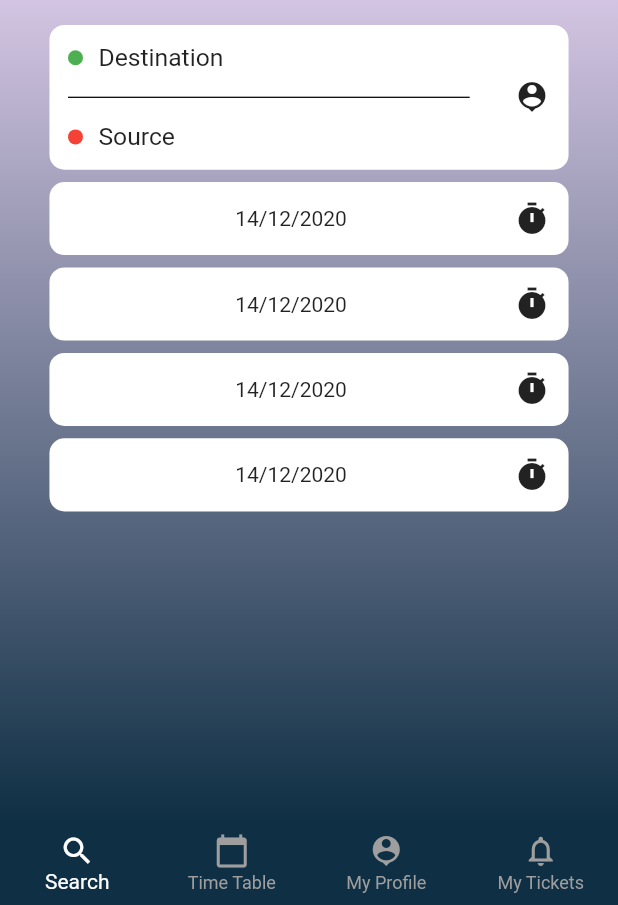
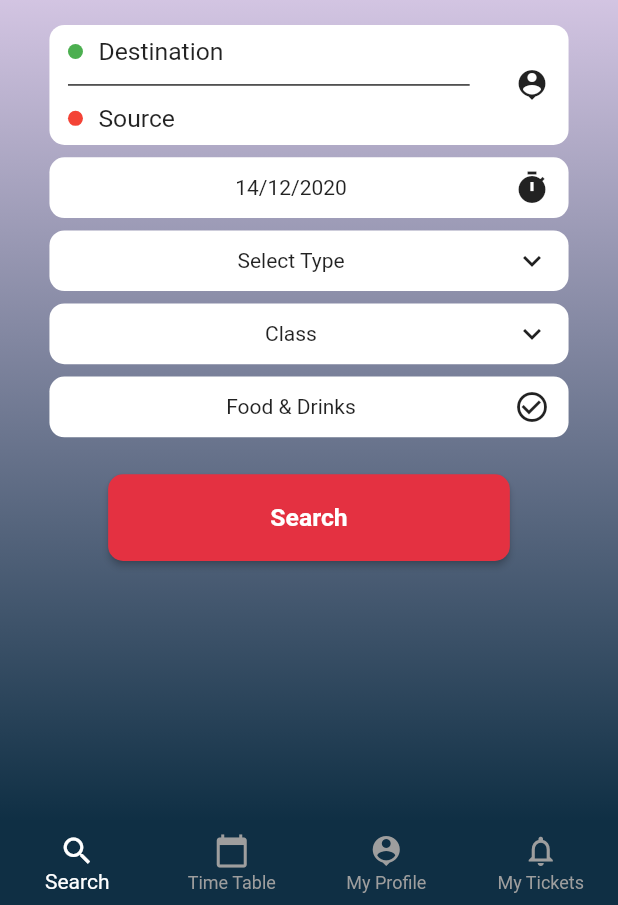
Before and after one commit to ZeraW/flutter_booking_app, a Flutter app: the HomeScreen screen opened directly, on a phone screen of 412 x 824 dp, the part 331-1236 px from its top. Run offline on Flutter 3.47's test engine with Material 2 defaults, Android fonts, the phone set to English and light mode, and no system bars; our stand-ins replace cached_network_image, shared_preferences; accounts and stored records are empty; network calls fail.

Commit message:
first commit

```diff
--- a/lib/ui_screens/choose_login_type.dart
+++ b/lib/ui_screens/choose_login_type.dart
@@ -45,10 +45,13 @@ class ChooseLoginType extends StatelessWidget {
                         ))),
                 Spacer(),
                 Container(
+                  //rounded corner + color
                   decoration: BoxDecoration(
                       color: MyColors().btnColor.withOpacity(0.2),
                       borderRadius: BorderRadius.circular(Dimensions.getWidth(7))),
+                  //margin
                   margin: EdgeInsets.symmetric(horizontal: Dimensions.getWidth(4)),
+                  //height
                   height: Dimensions.getHeight(40),
                   child: Column(
                     mainAxisAlignment: MainAxisAlignment.spaceEvenly,
@@ -65,6 +68,7 @@ class ChooseLoginType extends StatelessWidget {
                         indent: 40,
                         endIndent: 40,
                       ),
+                      // on touch
                       GestureDetector(
                         onTap: () {
                           Navigator.push(context,
--- a/lib/ui_screens/home_widgets/search_screen.dart
+++ b/lib/ui_screens/home_widgets/search_screen.dart
@@ -30,7 +30,8 @@ class _SearchScreenState extends State<SearchScreen> {
         SizedBox(
           height: Dimensions.getWidth(4),
         ),
-        roundedContainer(child: Row(
+        roundedContainer(
+            child: Row(
           mainAxisAlignment: MainAxisAlignment.spaceBetween,
           children: [
             Column(
@@ -42,7 +43,7 @@ class _SearchScreenState extends State<SearchScreen> {
                   width: Dimensions.getWidth(65),
                   color: Colors.black,
                   margin:
-                      EdgeInsets.symmetric(vertical: Dimensions.getHeight(2)),
+                      EdgeInsets.symmetric(vertical: Dimensions.getHeight(1.5)),
                 ),
                 textWithDot(text: redDotText, dotColor: Colors.red),
               ],
@@ -66,42 +67,56 @@ class _SearchScreenState extends State<SearchScreen> {
                 child: Icon(Icons.person_pin)),
           ],
         )),
-        roundedContainer(child: Row(children: [
-          Spacer(),
-          Text('14/12/2020'),
-          Spacer(),
-          Icon(Icons.timer)
-        ],)),
-        roundedContainer(child: Row(children: [
-          Spacer(),
-          Text('14/12/2020'),
-          Spacer(),
-          Icon(Icons.timer)
-        ],)),
-        roundedContainer(child: Row(children: [
-          Spacer(),
-          Text('14/12/2020'),
-          Spacer(),
-          Icon(Icons.timer)
-        ],)),
-        roundedContainer(child: Row(children: [
-          Spacer(),
-          Text('14/12/2020'),
-          Spacer(),
-          Icon(Icons.timer)
-        ],)),
-
+        roundedContainer(
+            child: Row(
+          children: [Spacer(), Text('14/12/2020'), Spacer(), Icon(Icons.timer)],
+        )),
+        roundedContainer(
+            child: Row(
+          children: [Spacer(), Text('Select Type'), Spacer(), Icon(Icons.keyboard_arrow_down)],
+        )),
+        roundedContainer(
+            child: Row(
+          children: [Spacer(), Text('Class'), Spacer(), Icon(Icons.keyboard_arrow_down)],
+        )),
+        roundedContainer(
+            child: Row(
+          children: [Spacer(), Text('Food & Drinks'), Spacer(), Icon(Icons.check_circle_outline)],
+        )),
+        Container(
+          margin: EdgeInsets.only(top: Dimensions.getHeight(2)),
+          height: Dimensions.getHeight(7.0),
+          width: Dimensions.getWidth(65),
+          child: RaisedButton(
+            onPressed: () {
+              _search(context);
+            },
+            color: Color(0xffE43141),
+            shape: RoundedRectangleBorder(
+                borderRadius: BorderRadius.circular(10.0)),
+            child: Text(
+              "Search",
+              style: TextStyle(
+                  color: Colors.white,
+                  fontSize: Dimensions.getWidth(4.0),
+                  fontWeight: FontWeight.w600),
+            ),
+          ),
+        ),
       ],
     );
   }
 
+  _search(BuildContext context) async {}
+
   Widget roundedContainer({Widget child}) {
     return Container(
-      margin: EdgeInsets.only(bottom:Dimensions.getWidth(2) ),
+      margin: EdgeInsets.only(bottom: Dimensions.getWidth(2)),
       decoration: BoxDecoration(
           color: Colors.white, borderRadius: BorderRadius.circular(10)),
       width: Dimensions.getWidth(84),
-      padding: EdgeInsets.all(Dimensions.getWidth(3)),
+      padding: EdgeInsets.symmetric(
+          vertical: Dimensions.getWidth(2), horizontal: Dimensions.getWidth(3)),
       child: child,
     );
   }
```
Also changed, not shown: lib/ui_screens/login.dart (+9 -9 lines), lib/ui_screens/splash.dart (+12 -4 lines), lib/utils/utils.dart (+0 -7 lines).
